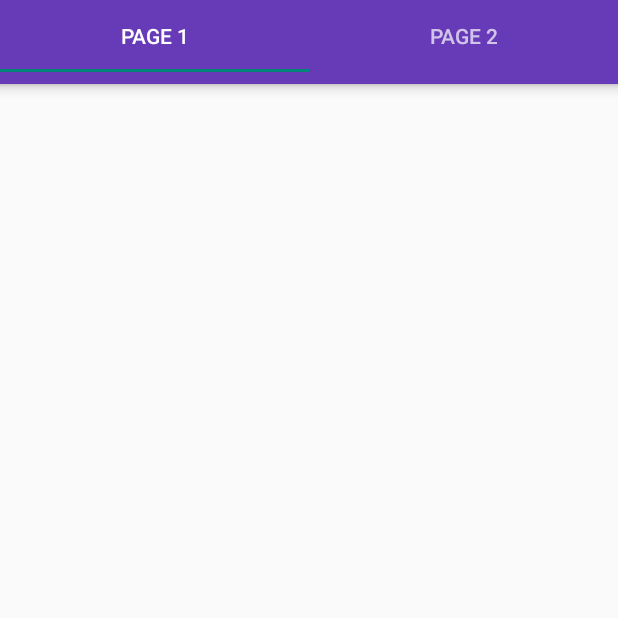
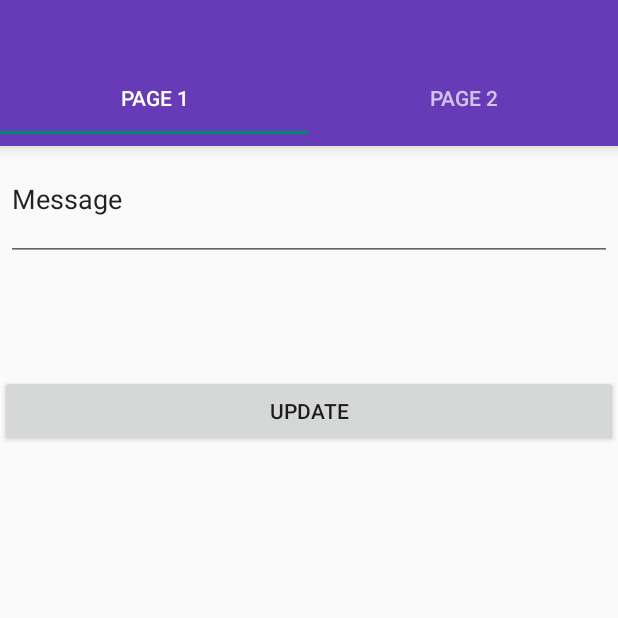
Before and after one commit to fizzykitty16/YH-project, an Android app: the screen it shows after launch (MainActivity), on a phone screen of 412 x 824 dp, the top half of it. Run offline under Robolectric (Android 15) with nearby library versions, the phone set to English and light mode, and no system bars.

Commit message:
layout update

```diff
--- a/app/src/main/res/layout/activity_main.xml
+++ b/app/src/main/res/layout/activity_main.xml
@@ -9,9 +9,8 @@
 
     <androidx.appcompat.widget.Toolbar
         android:id="@+id/toolbar"
-        android:layout_width="match_parent"
-        android:layout_height="wrap_content"
-        android:layout_marginBottom="-61dp"
+        android:layout_width="419dp"
+        android:layout_height="138dp"
         android:background="#673AB7"
         android:elevation="6dp"
         android:minHeight="?attr/actionBarSize"
@@ -25,7 +24,6 @@
         android:id="@+id/tab_layout"
         android:layout_width="match_parent"
         android:layout_height="wrap_content"
-        android:layout_marginBottom="-61dp"
         android:background="#673AB7"
         android:elevation="6dp"
         android:minHeight="?attr/actionBarSize"
@@ -41,6 +39,8 @@
         android:layout_height="fill_parent"
         app:layout_constraintBottom_toBottomOf="parent"
         app:layout_constraintEnd_toEndOf="parent"
-        app:layout_constraintStart_toStartOf="@+id/tab_layout"
-        app:layout_constraintTop_toBottomOf="@+id/tab_layout" />
+        app:layout_constraintStart_toStartOf="parent"
+        app:layout_constraintTop_toTopOf="parent">
+
+    </androidx.viewpager2.widget.ViewPager2>
 </androidx.constraintlayout.widget.ConstraintLayout>
--- a/app/src/main/res/layout/page1_fragment.xml
+++ b/app/src/main/res/layout/page1_fragment.xml
@@ -1,5 +1,6 @@
 <?xml version="1.0" encoding="utf-8"?>
 <androidx.constraintlayout.widget.ConstraintLayout xmlns:android="http://schemas.android.com/apk/res/android"
+    xmlns:app="http://schemas.android.com/apk/res-auto"
     xmlns:tools="http://schemas.android.com/tools"
     android:orientation="vertical"
     android:layout_width="match_parent"
@@ -7,15 +8,27 @@
 
     <EditText
         android:id="@+id/editValue"
-        android:layout_width="match_parent"
-        android:layout_height="wrap_content"
+        android:layout_width="404dp"
+        android:layout_height="82dp"
+        android:layout_marginTop="81dp"
+        android:layout_marginBottom="23dp"
         android:ems="10"
         android:inputType="textPersonName"
-        android:text="Message" />
+        android:text="Message"
+        app:layout_constraintBottom_toTopOf="@+id/vbutton"
+        app:layout_constraintEnd_toEndOf="parent"
+        app:layout_constraintStart_toStartOf="parent"
+        app:layout_constraintTop_toTopOf="parent" />
 
     <Button
         android:id="@+id/vbutton"
         android:layout_width="match_parent"
         android:layout_height="wrap_content"
-        android:text="Update" />
+        android:layout_marginTop="41dp"
+        android:layout_marginBottom="515dp"
+        android:text="Update"
+        app:layout_constraintBottom_toBottomOf="parent"
+        app:layout_constraintEnd_toEndOf="parent"
+        app:layout_constraintStart_toStartOf="parent"
+        app:layout_constraintTop_toBottomOf="@+id/editValue" />
 </androidx.constraintlayout.widget.ConstraintLayout>
--- a/app/src/main/res/layout/page2_fragment.xml
+++ b/app/src/main/res/layout/page2_fragment.xml
@@ -1,5 +1,6 @@
 <?xml version="1.0" encoding="utf-8"?>
 <androidx.constraintlayout.widget.ConstraintLayout xmlns:android="http://schemas.android.com/apk/res/android"
+    xmlns:app="http://schemas.android.com/apk/res-auto"
     xmlns:tools="http://schemas.android.com/tools"
     android:orientation="vertical"
     android:layout_width="match_parent"
@@ -7,7 +8,12 @@
 
     <TextView
         android:id="@+id/textView"
-        android:layout_width="match_parent"
-        android:layout_height="wrap_content"
-        android:text="Fragment 2" />
+        android:layout_width="410dp"
+        android:layout_height="48dp"
+        android:layout_marginBottom="683dp"
+        android:text="Fragment 2"
+        app:layout_constraintBottom_toBottomOf="parent"
+        app:layout_constraintEnd_toEndOf="parent"
+        app:layout_constraintStart_toStartOf="parent"
+        app:layout_constraintTop_toTopOf="parent" />
 </androidx.constraintlayout.widget.ConstraintLayout>
```
